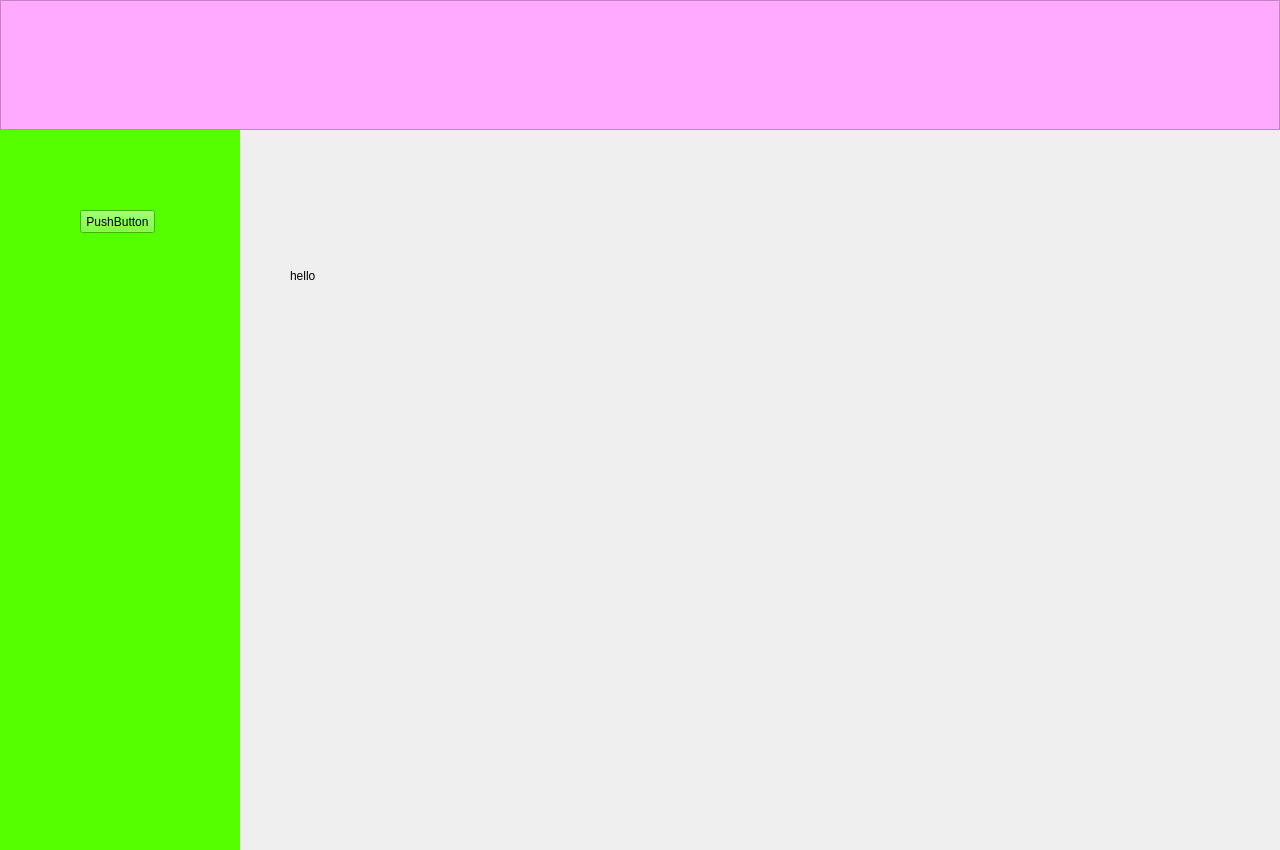
First picture: the form in ui/Forms/MainForm.ui, repository tanyiqu/CryptoKing, before the edit.
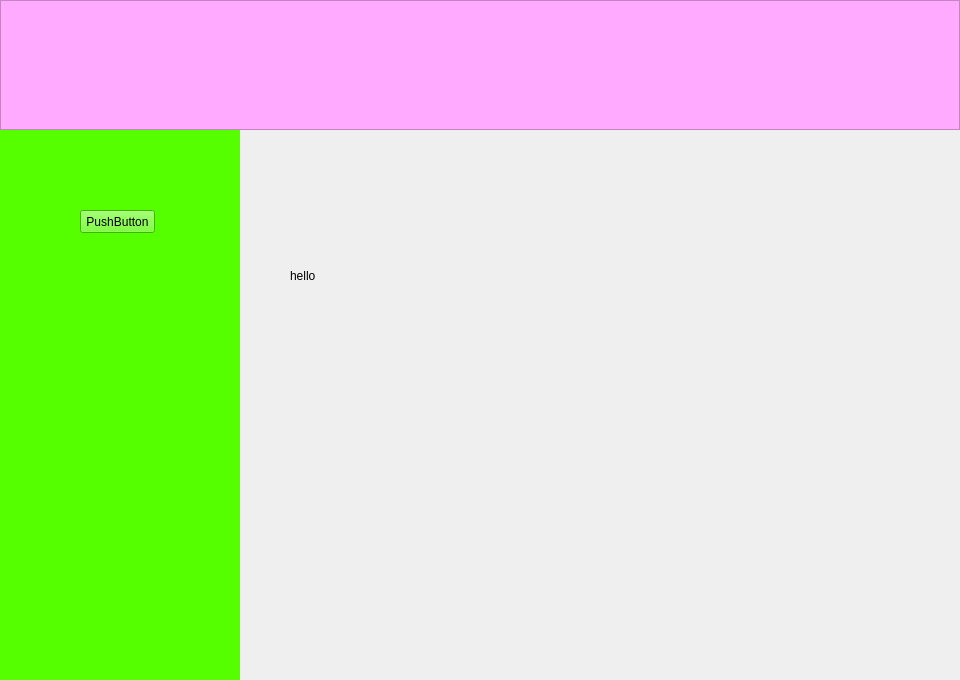
Second picture: the form after the edit.

Diff of the .ui file:
```diff
--- a/ui/Forms/MainForm.ui
+++ b/ui/Forms/MainForm.ui
@@ -6,8 +6,8 @@
    <rect>
     <x>0</x>
     <y>0</y>
-    <width>1280</width>
-    <height>850</height>
+    <width>960</width>
+    <height>680</height>
    </rect>
   </property>
   <property name="windowTitle">
```
